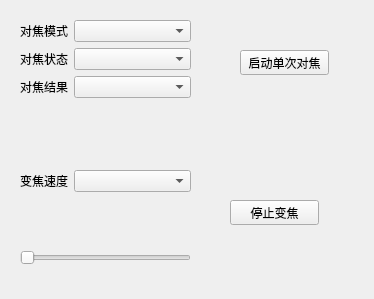
First picture: the form in ui/focus.ui, repository kdjyljh/remogui, before the edit.
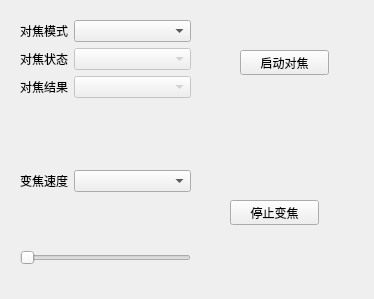
Second picture: the form after the edit.

What changed in the file:
```diff
--- a/ui/focus.ui
+++ b/ui/focus.ui
@@ -41,7 +41,14 @@
      </widget>
     </item>
     <item row="1" column="1">
-     <widget class="QComboBox" name="ComboBox_2"/>
+     <widget class="QComboBox" name="ComboBox_AFStatus">
+      <property name="enabled">
+       <bool>false</bool>
+      </property>
+      <property name="editable">
+       <bool>false</bool>
+      </property>
+     </widget>
     </item>
     <item row="2" column="0">
      <widget class="QLabel" name="Label_4">
@@ -51,7 +58,14 @@
      </widget>
     </item>
     <item row="2" column="1">
-     <widget class="QComboBox" name="ComboBox_3"/>
+     <widget class="QComboBox" name="ComboBox_AFResult">
+      <property name="enabled">
+       <bool>false</bool>
+      </property>
+      <property name="editable">
+       <bool>false</bool>
+      </property>
+     </widget>
     </item>
    </layout>
   </widget>
@@ -113,7 +127,7 @@
     </rect>
    </property>
    <property name="text">
-    <string>启动单次对焦</string>
+    <string>启动对焦</string>
    </property>
   </widget>
  </widget>
```
Left out of the diff: 10 changed lines with no effect on the pictures.
